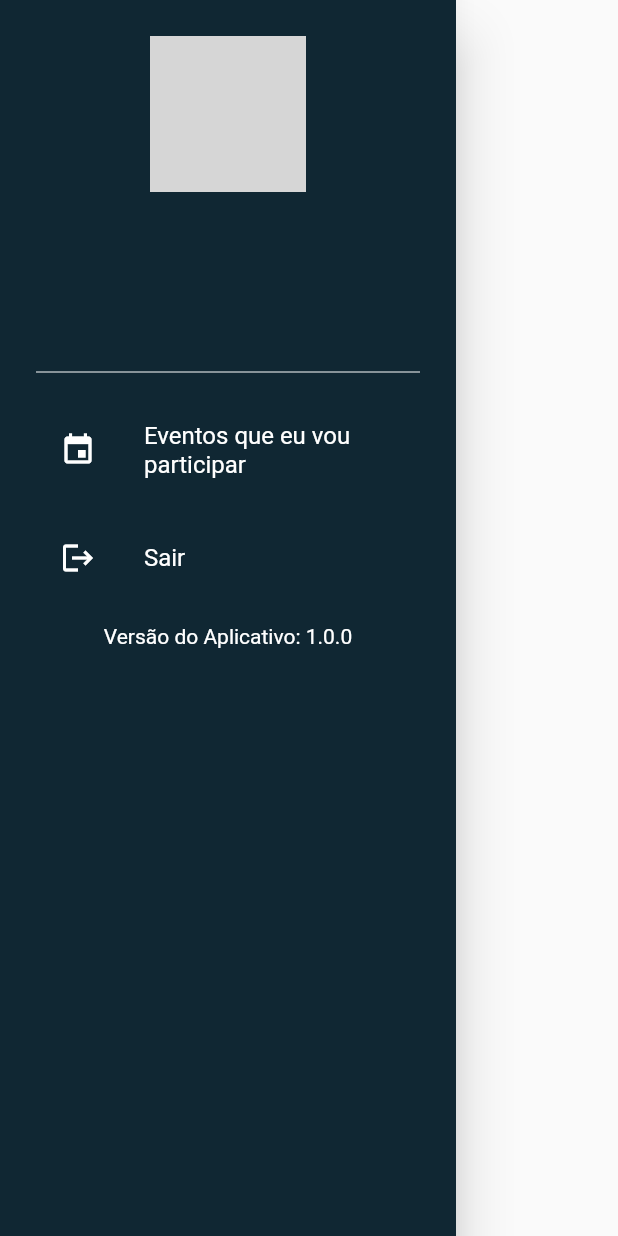
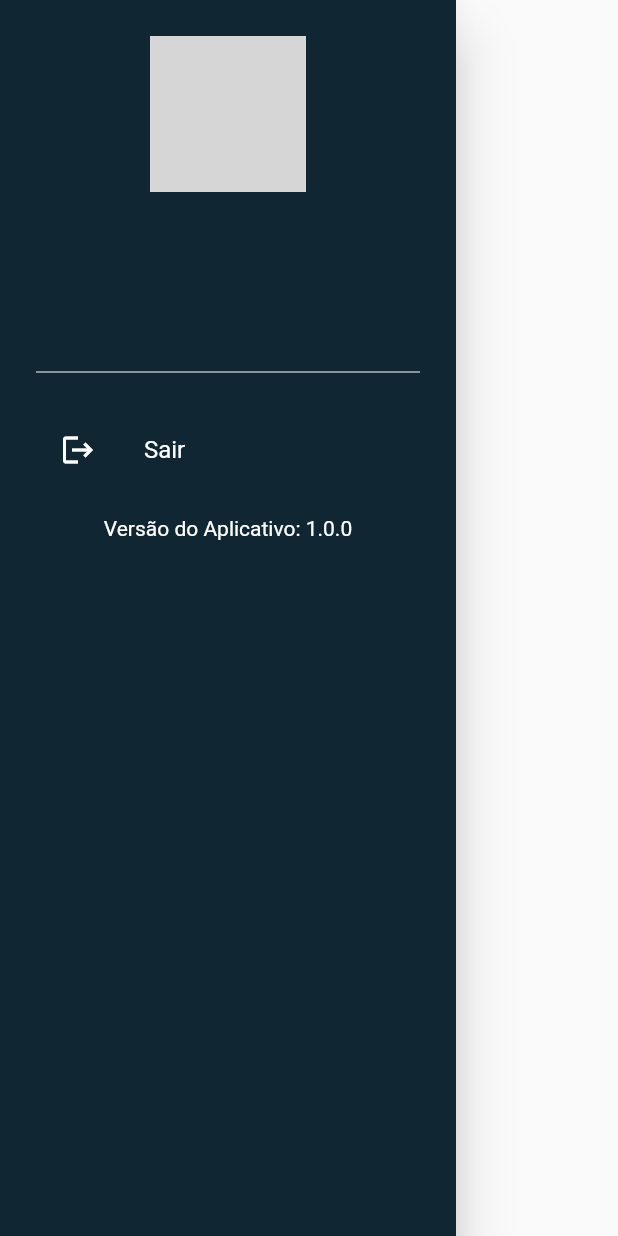
Before and after one commit to lucaspaixao-dev/eventos-da-rep-app, a Flutter app: the NavigationDrawer widget shown alone on an empty page, opened directly with empty values, on a phone screen of 412 x 824 dp. Run offline on Flutter 3.47's test engine with Material 2 defaults, Android fonts, the phone set to English and light mode, and no system bars; our stand-ins replace awesome_snackbar_content, device_info_plus, firebase_auth, firebase_core, firebase_messaging, flutter_html and 8 more; accounts and stored records are empty; network calls fail; grey boxes are pictures that could not be loaded.

Commit message:
html text

```diff
--- a/flutter_native_splash.yaml
+++ b/flutter_native_splash.yaml
@@ -11,7 +11,7 @@ flutter_native_splash:
   # of your splash screen to a solid color.  Use background_image to set the background of your
   # splash screen to a png image.  This is useful for gradients. The image will be stretch to the
   # size of the app. Only one parameter can be used, color and background_image cannot both be set.
-  color: "#42a5f5"
+  color: "#ff102733"
   #background_image: "assets/background.png"
 
   # Optional parameters are listed below.  To enable a parameter, uncomment the line by removing
--- a/lib/models/event.dart
+++ b/lib/models/event.dart
@@ -1,4 +1,3 @@
-import 'package:eventos_da_rep/models/user.dart';
 import 'package:intl/intl.dart';
 
 class Event {
--- a/lib/screens/home/components/navigation_drawer.dart
+++ b/lib/screens/home/components/navigation_drawer.dart
@@ -74,19 +74,19 @@ class NavigationDrawer extends StatelessWidget {
             const Divider(
               color: Colors.white,
             ),
-            ListTile(
-              leading: const Icon(
-                Icons.event,
-                color: Colors.white,
-              ),
-              title: const Text(
-                "Eventos que eu vou participar",
-                style: TextStyle(
-                  color: Colors.white,
-                ),
-              ),
-              onTap: () => {},
-            ),
+            // ListTile(
+            //   leading: const Icon(
+            //     Icons.event,
+            //     color: Colors.white,
+            //   ),
+            //   title: const Text(
+            //     "Eventos que eu vou participar",
+            //     style: TextStyle(
+            //       color: Colors.white,
+            //     ),
+            //   ),
+            //   onTap: () => {},
+            // ),
             ListTile(
               leading: const Icon(
                 Icons.logout,
--- a/pubspec.yaml
+++ b/pubspec.yaml
@@ -28,6 +28,7 @@ dependencies:
   firebase_messaging: ^11.4.1
   device_info_plus: ^3.2.4
   google_maps_flutter: ^2.1.7
+  flutter_html:
 
 dev_dependencies:
   flutter_test:
```
Also changed, not shown: lib/screens/event_details/event_details.dart (+11 -3 lines), pubspec.lock.
